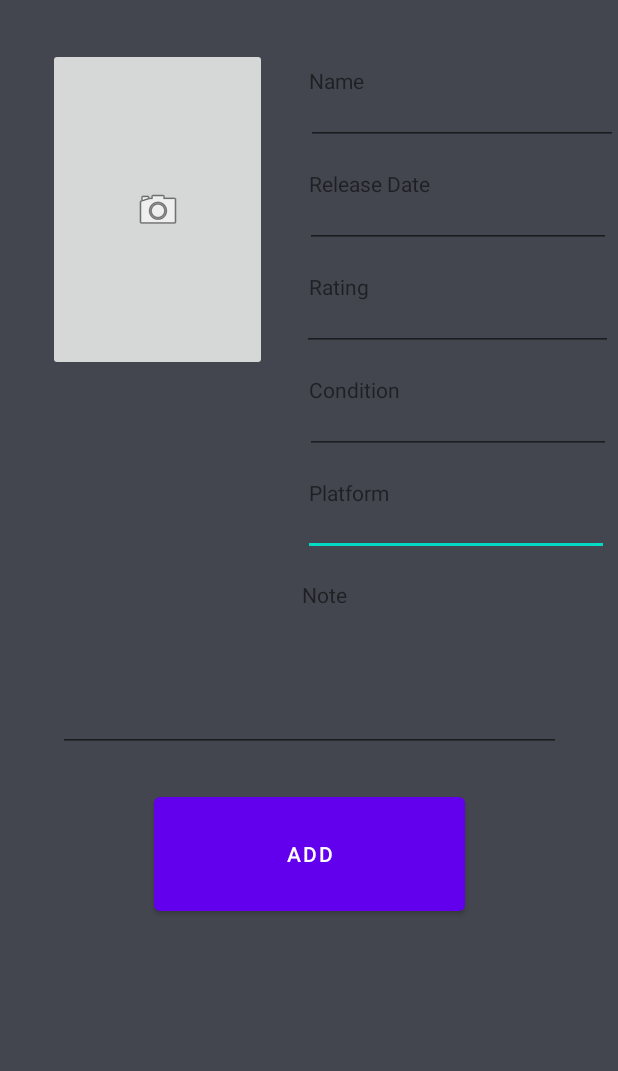
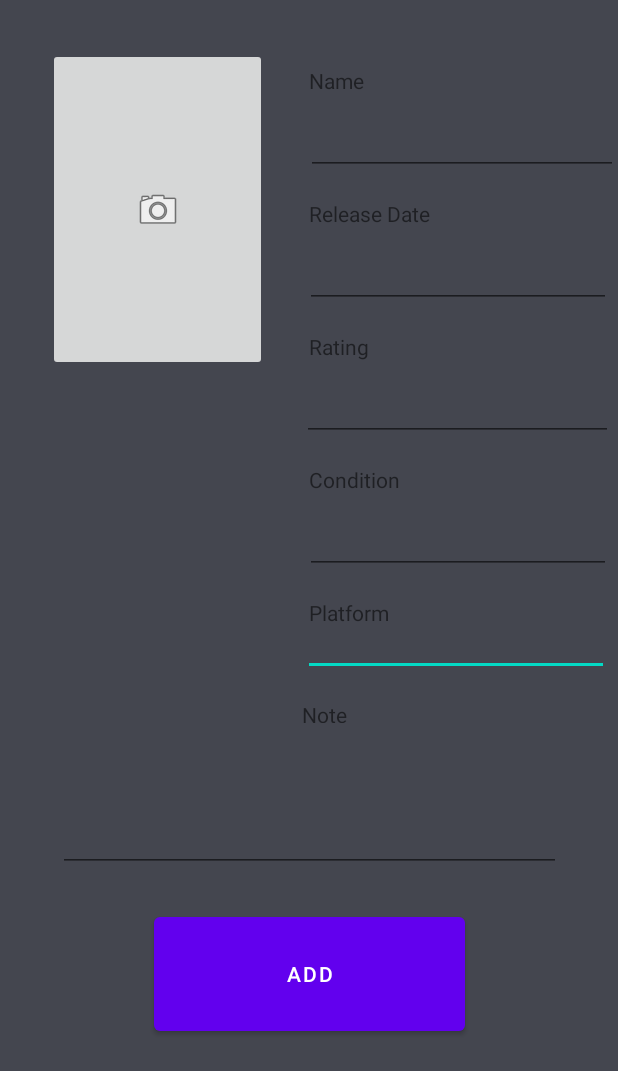
Before and after one commit to Short-T/GamecatApp, an Android app: the AddActivity screen opened directly, with no data from a screen before it, on a phone screen of 412 x 824 dp. Shown: the top 1071 px of the screen. Run offline under Robolectric (Android 15) with nearby library versions, the phone set to English and light mode, and no system bars; our stand-ins replace Room's generated code; pictures from the network do not load.

```diff
--- a/app/src/main/java/ca/unb/mobiledev/gamecat/AddActivity.kt
+++ b/app/src/main/java/ca/unb/mobiledev/gamecat/AddActivity.kt
@@ -13,8 +13,10 @@ import android.provider.MediaStore
 import android.text.TextUtils
 import android.widget.*
 import androidx.appcompat.app.AppCompatActivity
+import androidx.lifecycle.ViewModelProvider
 import ca.unb.mobiledev.gamecat.repository.GameRepository
 import ca.unb.mobiledev.gamecat.repository.model.Game
+import ca.unb.mobiledev.gamecat.utils.GameViewModel
 import java.util.*
 
 
@@ -27,11 +29,15 @@ class AddActivity : AppCompatActivity() {
     private var editTextRating: EditText? = null
     private var gameButton: ImageButton? = null
 
+    private lateinit var viewModel: GameViewModel
 
     @SuppressLint("IntentReset")
     override fun onCreate(savedInstanceState: Bundle?) {
         super.onCreate(savedInstanceState)
         setContentView(R.layout.activity_add)
+
+        //example in RoomPersistenceLab MainActivity
+        viewModel = ViewModelProvider(this)[GameViewModel::class.java]
 
         editTextTitle = findViewById(R.id.textInputName)
         editPlatform = findViewById(R.id.textInputPlatform)//adding to xml rn
@@ -52,7 +58,12 @@ class AddActivity : AppCompatActivity() {
             if(TextUtils.isEmpty(editTextTitle!!.text.toString())) {
                 Toast.makeText(applicationContext, "Can't create a game without a title", Toast.LENGTH_SHORT).show();
             } else {
-                // TODO What it does to add a game
+                //insert name, release, plat, cond, desc
+                viewModel.insert(editTextTitle!!.text.toString(),
+                                editTextRelease!!.text.toString(),
+                                editPlatform!!.text.toString(),
+                                editTextCond!!.text.toString(),
+                                editTextNotes!!.text.toString())
 
                 // It should add the game to the database
 
--- a/app/src/main/java/ca/unb/mobiledev/gamecat/repository/GameRepository.kt
+++ b/app/src/main/java/ca/unb/mobiledev/gamecat/repository/GameRepository.kt
@@ -1,6 +1,7 @@
 package ca.unb.mobiledev.gamecat.repository
 
 import android.app.Application
+import android.util.Log
 import androidx.lifecycle.LiveData
 import ca.unb.mobiledev.gamecat.dao.GameDao
 import ca.unb.mobiledev.gamecat.db.AppDatabase.Companion.getDatabase
@@ -37,7 +38,7 @@ class GameRepository(application: Application) {
 
     private fun insert(game: Game) {
         AppDatabase.databaseWriterExecutor.execute { itemDao!!.insert(game) }
-
+        Log.i("Repository", "Game added to database")
     }
 
     /*fun searchRecord(name: String): List<Item>{
--- /dev/null
+++ b/app/src/main/java/ca/unb/mobiledev/gamecat/utils/GameViewModel.kt
@@ -0,0 +1,21 @@
+package ca.unb.mobiledev.gamecat.utils
+
+import android.app.Application
+import androidx.lifecycle.AndroidViewModel
+import ca.unb.mobiledev.gamecat.repository.GameRepository
+
+class GameViewModel(application: Application) : AndroidViewModel(application) {
+    private val gameRepo: GameRepository = GameRepository(application)
+
+    // TODO
+    //  Add mapping calls between the UI and Database
+
+    fun insert(name: String?, release: String?, plat: String, condition: String?, desc: String?){
+        gameRepo.insertGame(name, release, plat, condition, desc)
+    }
+
+    //fun search(name: String):List<Game>{
+    //    return gameRepo.searchRecord(name)
+    //}
+
+}
--- a/app/src/main/res/layout/activity_add.xml
+++ b/app/src/main/res/layout/activity_add.xml
@@ -10,7 +10,7 @@
         <EditText
             android:id="@+id/textInputPlatform"
             android:layout_width="204dp"
-            android:layout_height="25dp"
+            android:layout_height="wrap_content"
             android:layout_marginStart="38dp"
             android:layout_marginTop="76dp"
             android:layout_marginEnd="18dp"
@@ -49,7 +49,7 @@
         <EditText
             android:id="@+id/textInputName"
             android:layout_width="208dp"
-            android:layout_height="25dp"
+            android:layout_height="wrap_content"
             android:layout_marginStart="38dp"
             android:layout_marginTop="8dp"
             android:layout_marginEnd="18dp"
@@ -83,7 +83,7 @@
         <EditText
             android:id="@+id/textInputRelease"
             android:layout_width="204dp"
-            android:layout_height="25dp"
+            android:layout_height="wrap_content"
             android:layout_marginStart="38dp"
             android:layout_marginTop="8dp"
             android:layout_marginEnd="18dp"
@@ -106,7 +106,7 @@
         <EditText
             android:id="@+id/textInputRating"
             android:layout_width="207dp"
-            android:layout_height="25dp"
+            android:layout_height="wrap_content"
             android:layout_marginStart="38dp"
             android:layout_marginTop="8dp"
             android:layout_marginEnd="18dp"
@@ -139,7 +139,7 @@
         <EditText
             android:id="@+id/textInputCond"
             android:layout_width="204dp"
-            android:layout_height="25dp"
+            android:layout_height="wrap_content"
             android:layout_marginStart="38dp"
             android:layout_marginTop="8dp"
             android:layout_marginEnd="18dp"
```
